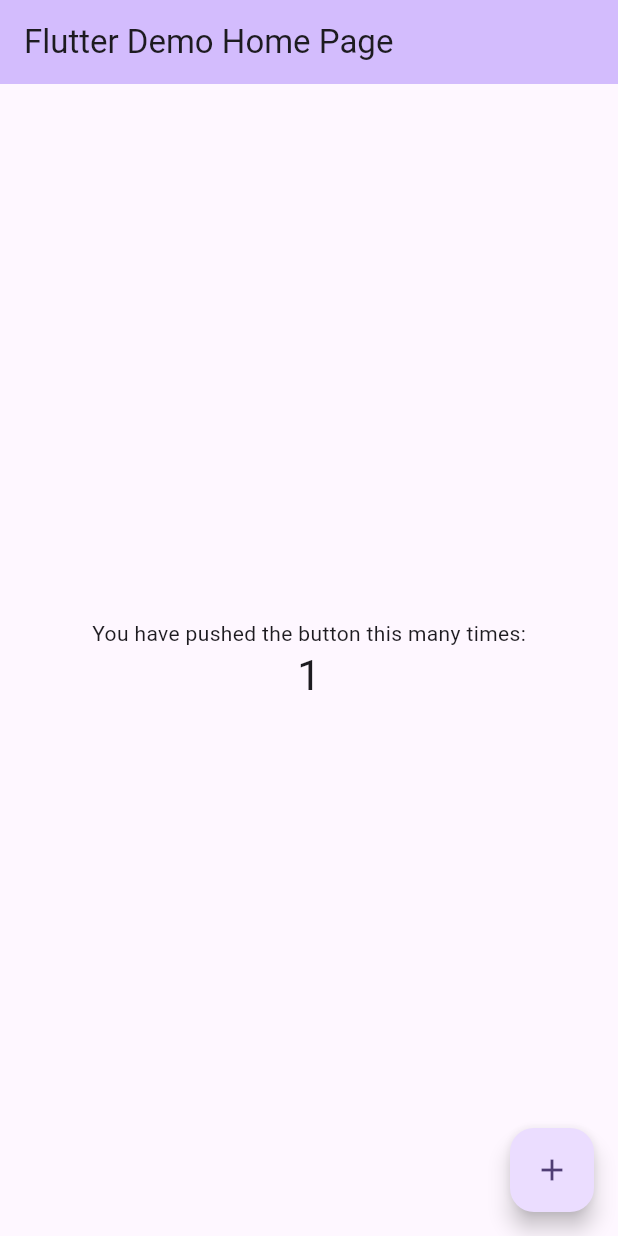
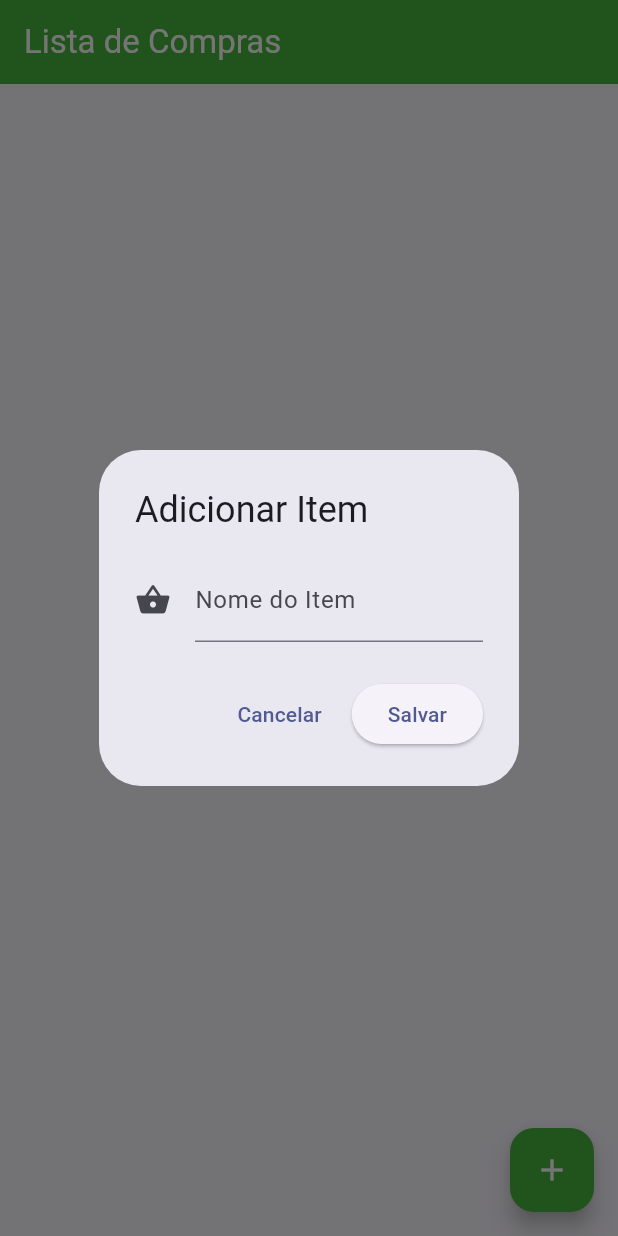
Before and after one commit to joycesilvaaa/fatec-mobile-device-programming, a Flutter app: the screen it shows after launch, after a tap on the "add" icon, on a phone screen of 412 x 824 dp. Run offline on Flutter 3.47's test engine with Material 3 defaults, Android fonts, the phone set to English and light mode, and no system bars.

Commit message:
feature: finalize crud implementation for shopping list

```diff
--- a/event_registration_app/pubspec.yaml
+++ b/event_registration_app/pubspec.yaml
@@ -14,7 +14,7 @@ dependencies:
     sdk: flutter
   cupertino_icons: ^1.0.8
   path_provider: ^2.0.0
-  intl: ^0.20.2 # <-- ADICIONE ESTA LINHA
+  intl: ^0.20.2
 
 dev_dependencies:
   flutter_test:
--- /dev/null
+++ b/shopping_list/lib/controller/shopping_controller.dart
@@ -0,0 +1,24 @@
+import 'package:shopping_list/repositories/shopping_repository.dart';
+import 'package:shopping_list/models/shopping_item.dart';
+
+
+class ShoppingController {
+  final ShoppingRepository _shoppingRepository = ShoppingRepository();
+
+  Future<List<ShoppingListItem>> fetchAllItems() async {
+    return await _shoppingRepository.getAllShoppingListItems();
+  }
+
+  Future<void> addItem(ShoppingListItem item) async {
+    await _shoppingRepository.saveItem(item);
+  }
+
+  Future<void> updateItem(int id, String newName, bool isCompleted) async {
+    await _shoppingRepository.updateItem(id, newName, isCompleted);
+  }
+
+  Future<void> removeItem(int id) async {
+    await _shoppingRepository.removeItem(id);
+  }
+
+}
--- a/shopping_list/lib/main.dart
+++ b/shopping_list/lib/main.dart
@@ -1,4 +1,7 @@
 import 'package:flutter/material.dart';
+import 'ui/screens/shopping_screen.dart';
+
+
 
 void main() {
   runApp(const MyApp());
@@ -7,116 +10,28 @@ void main() {
 class MyApp extends StatelessWidget {
   const MyApp({super.key});
 
-  // This widget is the root of your application.
   @override
   Widget build(BuildContext context) {
     return MaterialApp(
-      title: 'Flutter Demo',
+      title: 'Lista de Compras',
+      debugShowCheckedModeBanner: false,
+
+
       theme: ThemeData(
-        // This is the theme of your application.
-        //
-        // TRY THIS: Try running your application with "flutter run". You'll see
-        // the application has a purple toolbar. Then, without quitting the app,
-        // try changing the seedColor in the colorScheme below to Colors.green
-        // and then invoke "hot reload" (save your changes or press the "hot
-        // reload" button in a Flutter-supported IDE, or press "r" if you used
-        // the command line to start the app).
-        //
-        // Notice that the counter didn't reset back to zero; the application
-        // state is not lost during the reload. To reset the state, use hot
-        // restart instead.
-        //
-        // This works for code too, not just values: Most code changes can be
-        // tested with just a hot reload.
-        colorScheme: ColorScheme.fromSeed(seedColor: Colors.deepPurple),
+        colorScheme: ColorScheme.fromSeed(seedColor: Colors.indigo),
+        useMaterial3: true,
+        appBarTheme: const AppBarTheme(
+          backgroundColor: Color.fromARGB(255, 73, 181, 63),
+          foregroundColor: Colors.white,
+        ),
+        floatingActionButtonTheme: const FloatingActionButtonThemeData(
+          backgroundColor: Color.fromARGB(255, 73, 181, 63),
+          foregroundColor: Colors.white,
+        ),
       ),
-      home: const MyHomePage(title: 'Flutter Demo Home Page'),
+
+      // 3. Define a EventScreen como a tela inicial
+      home: const ShoppingScreen(),
     );
   }
 }
-
-class MyHomePage extends StatefulWidget {
-  const MyHomePage({super.key, required this.title});
-
-  // This widget is the home page of your application. It is stateful, meaning
-  // that it has a State object (defined below) that contains fields that affect
-  // how it looks.
-
-  // This class is the configuration for the state. It holds the values (in this
-  // case the title) provided by the parent (in this case the App widget) and
-  // used by the build method of the State. Fields in a Widget subclass are
-  // always marked "final".
-
-  final String title;
-
-  @override
-  State<MyHomePage> createState() => _MyHomePageState();
-}
-
-class _MyHomePageState extends State<MyHomePage> {
-  int _counter = 0;
-
-  void _incrementCounter() {
-    setState(() {
-      // This call to setState tells the Flutter framework that something has
-      // changed in this State, which causes it to rerun the build method below
-      // so that the display can reflect the updated values. If we changed
-      // _counter without calling setState(), then the build method would not be
-      // called again, and so nothing would appear to happen.
-      _counter++;
-    });
-  }
-
-  @override
-  Widget build(BuildContext context) {
-    // This method is rerun every time setState is called, for instance as done
-    // by the _incrementCounter method above.
-    //
-    // The Flutter framework has been optimized to make rerunning build methods
-    // fast, so that you can just rebuild anything that needs updating rather
-    // than having to individually change instances of widgets.
-    return Scaffold(
-      appBar: AppBar(
-        // TRY THIS: Try changing the color here to a specific color (to
-        // Colors.amber, perhaps?) and trigger a hot reload to see the AppBar
-        // change color while the other colors stay the same.
-        backgroundColor: Theme.of(context).colorScheme.inversePrimary,
-        // Here we take the value from the MyHomePage object that was created by
-        // the App.build method, and use it to set our appbar title.
-        title: Text(widget.title),
-      ),
-      body: Center(
-        // Center is a layout widget. It takes a single child and positions it
-        // in the middle of the parent.
-        child: Column(
-          // Column is also a layout widget. It takes a list of children and
-          // arranges them vertically. By default, it sizes itself to fit its
-          // children horizontally, and tries to be as tall as its parent.
-          //
-          // Column has various properties to control how it sizes itself and
-          // how it positions its children. Here we use mainAxisAlignment to
-          // center the children vertically; the main axis here is the vertical
-          // axis because Columns are vertical (the cross axis would be
-          // horizontal).
-          //
-          // TRY THIS: Invoke "debug painting" (choose the "Toggle Debug Paint"
-          // action in the IDE, or press "p" in the console), to see the
-          // wireframe for each widget.
-          mainAxisAlignment: MainAxisAlignment.center,
-          children: <Widget>[
-            const Text('You have pushed the button this many times:'),
-            Text(
-              '$_counter',
-              style: Theme.of(context).textTheme.headlineMedium,
-            ),
-          ],
-        ),
-      ),
-      floatingActionButton: FloatingActionButton(
-        onPressed: _incrementCounter,
-        tooltip: 'Increment',
-        child: const Icon(Icons.add),
-      ), // This trailing comma makes auto-formatting nicer for build methods.
-    );
-  }
-}
--- /dev/null
+++ b/shopping_list/lib/models/shopping_item.dart
@@ -0,0 +1,48 @@
+class ShoppingListItem {
+  static int _nextId = 1;
+  final int id;
+  String itemName;
+  bool isCompleted;
+
+  ShoppingListItem({
+    required this.itemName,
+    this.isCompleted = false,
+  }) : id = _nextId++;
+
+  ShoppingListItem._withExistingId({
+    required this.id,
+    required this.itemName,
+    required this.isCompleted,
+  });
+
+  factory ShoppingListItem.fromJson(Map<String, dynamic> json) {
+    final int incomingId = json['id'];
+    if (incomingId >= _nextId) {
+      _nextId = incomingId + 1;
+    }
+    return ShoppingListItem._withExistingId(
+      id: incomingId,
+      itemName: json['itemName'],
+      isCompleted: json['isCompleted'] ?? false,
+    );
+  }
+
+  Map<String, dynamic> toJson() {
+    return {
+      'id': id,
+      'itemName': itemName,
+      'isCompleted': isCompleted,
+    };
+  }
+  ShoppingListItem copyWith({
+    int? id,
+    String? itemName,
+    bool? isCompleted,
+  }) {
+    return ShoppingListItem._withExistingId(
+      id: id ?? this.id,
+      itemName: itemName ?? this.itemName,
+      isCompleted: isCompleted ?? this.isCompleted,
+    );
+  }
+}
--- /dev/null
+++ b/shopping_list/lib/repositories/shopping_repository.dart
@@ -0,0 +1,78 @@
+import 'package:shopping_list/models/shopping_item.dart';
+import 'dart:io';
+import 'package:path_provider/path_provider.dart';
+import 'dart:convert';
+import 'package:shopping_list/utils/log.dart';
+
+class ShoppingRepository {
+  Future<String> get _localPath async {
+    final directory = await getApplicationDocumentsDirectory();
+    return directory.path;
+  }
+
+  Future<File> get _localFile async {
+    final path = await _localPath;
+    return File('$path/shopping_list.json');
+  }
+
+  Future<List<ShoppingListItem>> getAllShoppingListItems() async {
+    try {
+      final file = await _localFile;
+      final contents = await file.readAsString();
+      if (! await file.exists() || contents.isEmpty) {
+        return [];
+      }
+      final List<dynamic> jsonData = json.decode(contents);
+      return jsonData
+          .map((item) => ShoppingListItem.fromJson(item))
+          .toList();
+    } catch (e, s) {
+      Log.e("Erro ao ler o arquivo", error: e, stackTrace: s);
+      return [];
+    }
+  }
+
+  Future<void> saveItem(ShoppingListItem item) async {
+    try {
+      final items = await getAllShoppingListItems();
+      items.add(item);
+      final file = await _localFile;
+      final jsonData = items.map((e) => e.toJson()).toList();
+      await file.writeAsString(json.encode(jsonData));
+    } catch (e, s) {
+      Log.e("Erro ao salvar o item", error: e, stackTrace: s);
+    }
+  }
+
+  Future<void> updateItem(int id, String itemName, bool isCompleted) async {
+    try {
+      final items = await getAllShoppingListItems();
+      final index = items.indexWhere((e) => e.id == id);
+      if (index != -1) {
+        items[index] = items[index].copyWith(
+          itemName: itemName,
+          isCompleted: isCompleted,
+        );
+        final file = await _localFile;
+        final jsonData = items.map((e) => e.toJson()).toList();
+        await file.writeAsString(json.encode(jsonData));
+      }
+    } catch (e, s) {
+      Log.e("Erro ao atualizar o item", error: e, stackTrace: s);
+    }
+  }
+
+  Future<void> removeItem(int id) async {
+    try {
+      final items = await getAllShoppingListItems();
+      items.removeWhere((item) => item.id == id);
+      final file = await _localFile;
+      final jsonData = items.map((e) => e.toJson()).toList();
+      await file.writeAsString(json.encode(jsonData));
+    } catch (e, s) {
+      Log.e("Erro ao remover o item", error: e, stackTrace: s);
+    }
+  }
+
+
+}
--- /dev/null
+++ b/shopping_list/lib/ui/screens/shopping_screen.dart
@@ -0,0 +1,173 @@
+import 'package:flutter/material.dart';
+import '../../controller/shopping_controller.dart';
+import '../../models/shopping_item.dart';
+
+class ShoppingScreen extends StatefulWidget {
+  const ShoppingScreen({super.key});
+
+  @override
+  State<ShoppingScreen> createState() => _ShoppingScreenState();
+}
+
+class _ShoppingScreenState extends State<ShoppingScreen> {
+  final ShoppingController _controller = ShoppingController();
+  late Future<List<ShoppingListItem>> _itemsFuture;
+
+  @override
+  void initState() {
+    super.initState();
+    _refreshItemList();
+  }
+
+  void _refreshItemList() {
+    setState(() {
+      _itemsFuture = _controller.fetchAllItems();
+    });
+  }
+
+
+  void _toggleItemCompleted(ShoppingListItem item) {
+    _controller
+        .updateItem(item.id, item.itemName, !item.isCompleted)
+        .then((_) => _refreshItemList());
+  }
+
+  void _showAddItemDialog() {
+    final formKey = GlobalKey<FormState>();
+    final nameController = TextEditingController();
+
+    showDialog(
+      context: context,
+      builder: (context) {
+        return AlertDialog(
+          title: const Text('Adicionar Item'),
+          content: Form(
+            key: formKey,
+            child: TextFormField(
+              controller: nameController,
+              decoration: const InputDecoration(
+                labelText: 'Nome do Item',
+                icon: Icon(Icons.shopping_basket),
+              ),
+              validator: (value) =>
+                  (value?.isEmpty ?? true) ? 'Campo obrigatório' : null,
+            ),
+          ),
+          actions: [
+            TextButton(
+              onPressed: () => Navigator.of(context).pop(),
+              child: const Text('Cancelar'),
+            ),
+            ElevatedButton(
+              onPressed: () {
+                if (formKey.currentState!.validate()) {
+                  final newItem = ShoppingListItem(
+                    itemName: nameController.text,
+                  );
+                  _controller.addItem(newItem).then((_) => _refreshItemList());
+                  Navigator.of(context).pop();
+                }
+              },
+              child: const Text('Salvar'),
+            ),
+          ],
+        );
+      },
+    );
+  }
+
+  void _showDeleteConfirmation(int id) {
+    showDialog(
+      context: context,
+      builder: (context) => AlertDialog(
+        title: const Text('Confirmar Exclusão'),
+        content: const Text('Você tem certeza que deseja excluir este item?'),
+        actions: [
+          TextButton(
+            onPressed: () => Navigator.of(context).pop(),
+            child: const Text('Cancelar'),
+          ),
+          TextButton(
+            style: TextButton.styleFrom(foregroundColor: Colors.red),
+            onPressed: () {
+              _controller.removeItem(id).then((_) => _refreshItemList());
+              Navigator.of(context).pop();
+            },
+            child: const Text('Excluir'),
+          ),
+        ],
+      ),
+    );
+  }
+
+  @override
+  Widget build(BuildContext context) {
+    return Scaffold(
+      appBar: AppBar(
+        title: const Text('Lista de Compras'),
+      ),
+      body: FutureBuilder<List<ShoppingListItem>>(
+        future: _itemsFuture,
+        builder: (context, snapshot) {
+          if (snapshot.connectionState == ConnectionState.waiting) {
+            return const Center(child: CircularProgressIndicator());
+          }
+          if (snapshot.hasError) {
+            return Center(child: Text('Erro ao carregar itens: ${snapshot.error}'));
+          }
+          if (!snapshot.hasData || snapshot.data!.isEmpty) {
+            return const Center(
+              child: Text(
+                'Nenhum item na lista.\nClique no botão "+" para adicionar.',
+                textAlign: TextAlign.center,
+                style: TextStyle(fontSize: 16, color: Colors.grey),
+              ),
+            );
+          }
+
+          final items = snapshot.data!;
+          return ListView.builder(
+            padding: const EdgeInsets.all(8.0),
+            itemCount: items.length,
+            itemBuilder: (context, index) {
+              final item = items[index];
+              return Card(
+                elevation: 2,
+                margin: const EdgeInsets.symmetric(vertical: 4.0),
+                color: item.isCompleted ? Colors.grey.shade200 : null,
+                child: ListTile(
+                  leading: Checkbox(
+                    value: item.isCompleted,
+                    onChanged: (bool? value) {
+                      _toggleItemCompleted(item);
+                    },
+                  ),
+                  title: Text(
+                    item.itemName,
+                    style: TextStyle(
+                      fontWeight: FontWeight.bold,
+                      decoration: item.isCompleted
+                          ? TextDecoration.lineThrough
+                          : TextDecoration.none,
+                      color: item.isCompleted ? Colors.grey : null,
+                    ),
+                  ),
+                  trailing: IconButton(
+                    icon: const Icon(Icons.delete_outline, color: Colors.redAccent),
+                    onPressed: () => _showDeleteConfirmation(item.id),
+                    tooltip: 'Excluir',
+                  ),
+                ),
+              );
+            },
+          );
+        },
+      ),
+      floatingActionButton: FloatingActionButton(
+        onPressed: _showAddItemDialog,
+        tooltip: 'Adicionar Item',
+        child: const Icon(Icons.add),
+      ),
+    );
+  }
+}
--- a/shopping_list/pubspec.yaml
+++ b/shopping_list/pubspec.yaml
@@ -30,10 +30,8 @@ environment:
 dependencies:
   flutter:
     sdk: flutter
-
-  # The following adds the Cupertino Icons font to your application.
-  # Use with the CupertinoIcons class for iOS style icons.
   cupertino_icons: ^1.0.8
+  path_provider: ^2.0.0
 
 dev_dependencies:
   flutter_test:
```
Also changed, not shown: shopping_list/lib/utils/log.dart (added, +42 -0 lines), shopping_list/pubspec.lock, 1 other file.
